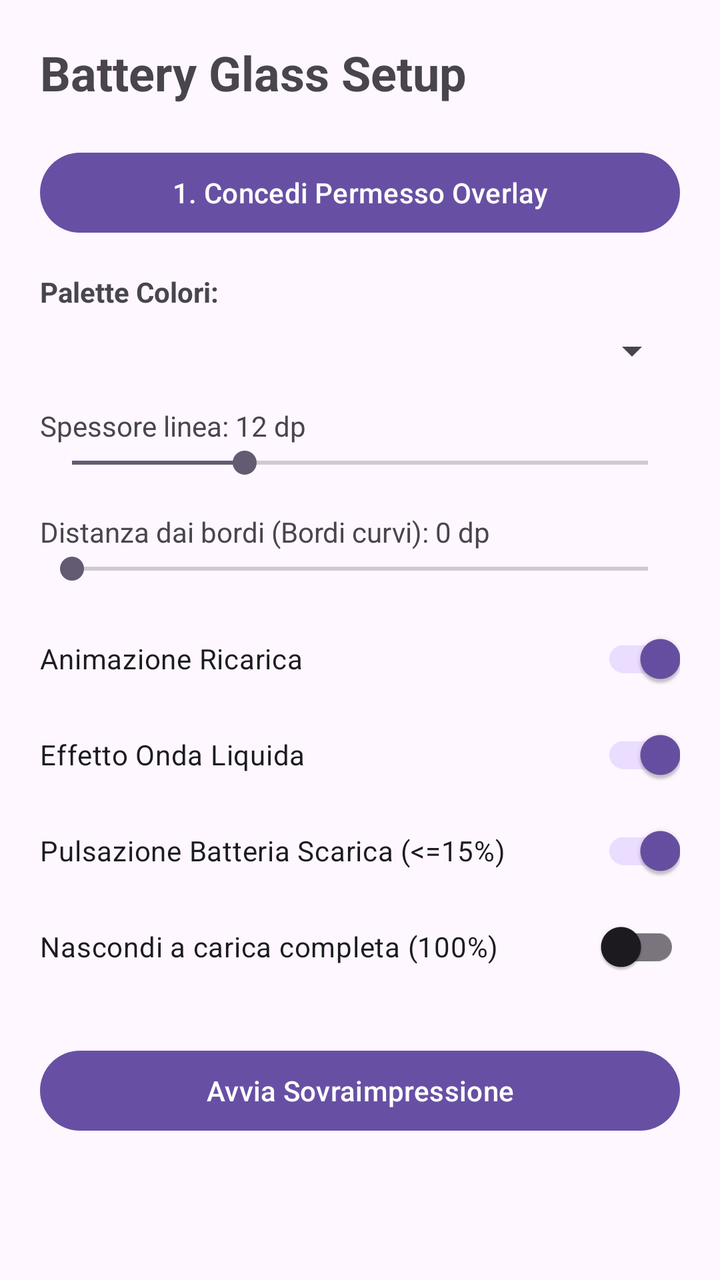
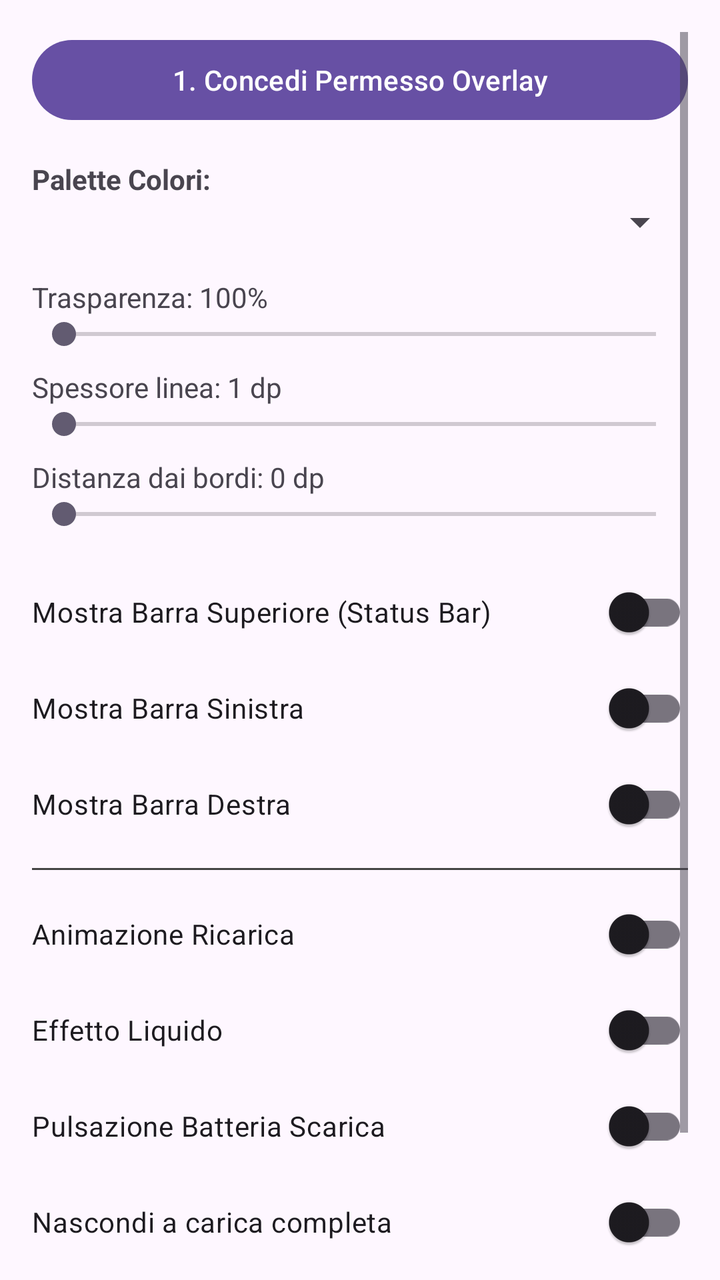

Two renders of the same Android screen: before a commit and after it. Below are the layout's source before the change and the commit's diff.
<!-- AndroidManifest.xml: application theme Theme.Material3.DayNight -->
<!-- res/layout/activity_main.xml -->
<?xml version="1.0" encoding="utf-8"?>
<ScrollView xmlns:android="http://schemas.android.com/apk/res/android"
    android:layout_width="match_parent"
    android:layout_height="match_parent">

    <LinearLayout
        android:layout_width="match_parent"
        android:layout_height="wrap_content"
        android:orientation="vertical"
        android:padding="20dp">

        <TextView
            android:layout_width="wrap_content"
            android:layout_height="wrap_content"
            android:text="Battery Glass Setup"
            android:textSize="24sp"
            android:textStyle="bold"
            android:layout_marginBottom="20dp" />

        <Button
            android:id="@+id/btnOverlayPermission"
            android:layout_width="match_parent"
            android:layout_height="wrap_content"
            android:text="1. Concedi Permesso Overlay" />

        <TextView
            android:layout_width="wrap_content"
            android:layout_height="wrap_content"
            android:layout_marginTop="16dp"
            android:text="Palette Colori:"
            android:textStyle="bold" />

        <Spinner
            android:id="@+id/spinnerPalette"
            android:layout_width="match_parent"
            android:layout_height="wrap_content"
            android:layout_marginTop="8dp" />

        <TextView
            android:id="@+id/tvThickness"
            android:layout_width="wrap_content"
            android:layout_height="wrap_content"
            android:layout_marginTop="16dp"
            android:text="Spessore linea: 12 dp" />

        <SeekBar
            android:id="@+id/sbThickness"
            android:layout_width="match_parent"
            android:layout_height="wrap_content"
            android:max="40"
            android:progress="12" />

        <TextView
            android:id="@+id/tvPadding"
            android:layout_width="wrap_content"
            android:layout_height="wrap_content"
            android:layout_marginTop="16dp"
            android:text="Distanza dai bordi (Bordi curvi): 0 dp" />

        <SeekBar
            android:id="@+id/sbPadding"
            android:layout_width="match_parent"
            android:layout_height="wrap_content"
            android:max="30"
            android:progress="0" />

        <com.google.android.material.switchmaterial.SwitchMaterial
            android:id="@+id/switchAnimation"
            android:layout_width="match_parent"
            android:layout_height="wrap_content"
            android:layout_marginTop="12dp"
            android:checked="true"
            android:text="Animazione Ricarica" />

        <com.google.android.material.switchmaterial.SwitchMaterial
            android:id="@+id/switchWave"
            android:layout_width="match_parent"
            android:layout_height="wrap_content"
            android:checked="true"
            android:text="Effetto Onda Liquida" />

        <com.google.android.material.switchmaterial.SwitchMaterial
            android:id="@+id/switchPulse"
            android:layout_width="match_parent"
            android:layout_height="wrap_content"
            android:checked="true"
            android:text="Pulsazione Batteria Scarica (&lt;=15%)" />

        <com.google.android.material.switchmaterial.SwitchMaterial
            android:id="@+id/switchHideFull"
            android:layout_width="match_parent"
            android:layout_height="wrap_content"
            android:checked="false"
            android:text="Nascondi a carica completa (100%)" />

        <Button
            android:id="@+id/btnToggleService"
            android:layout_width="match_parent"
            android:layout_height="wrap_content"
            android:layout_marginTop="24dp"
            android:text="Avvia Sovraimpressione" />

    </LinearLayout>
</ScrollView>
<!-- resources referenced by this layout -->
<resources>

</resources>

<!-- the commit's change to res/layout/activity_main.xml (unified diff, before → after) -->
@@ -1,21 +1,15 @@
 <?xml version="1.0" encoding="utf-8"?>
 <ScrollView xmlns:android="http://schemas.android.com/apk/res/android"
     android:layout_width="match_parent"
-    android:layout_height="match_parent">
+    android:layout_height="match_parent"
+    android:fillViewport="true"
+    android:padding="16dp">
 
     <LinearLayout
         android:layout_width="match_parent"
         android:layout_height="wrap_content"
         android:orientation="vertical"
-        android:padding="20dp">
-
-        <TextView
-            android:layout_width="wrap_content"
-            android:layout_height="wrap_content"
-            android:text="Battery Glass Setup"
-            android:textSize="24sp"
-            android:textStyle="bold"
-            android:layout_marginBottom="20dp" />
+        android:spacing="8dp">
 
         <Button
             android:id="@+id/btnOverlayPermission"
@@ -34,64 +28,87 @@
             android:id="@+id/spinnerPalette"
             android:layout_width="match_parent"
             android:layout_height="wrap_content"
-            android:layout_marginTop="8dp" />
+            android:layout_marginBottom="16dp" />
+
+        <TextView
+            android:id="@+id/tvAlpha"
+            android:layout_width="wrap_content"
+            android:layout_height="wrap_content"
+            android:text="Trasparenza: 100%" />
+        <SeekBar
+            android:id="@+id/sbAlpha"
+            android:layout_width="match_parent"
+            android:layout_height="wrap_content"
+            android:layout_marginBottom="8dp"
+            android:max="100" />
 
         <TextView
             android:id="@+id/tvThickness"
             android:layout_width="wrap_content"
             android:layout_height="wrap_content"
-            android:layout_marginTop="16dp"
-            android:text="Spessore linea: 12 dp" />
-
+            android:text="Spessore linea: 1 dp" />
         <SeekBar
             android:id="@+id/sbThickness"
             android:layout_width="match_parent"
             android:layout_height="wrap_content"
-            android:max="40"
-            android:progress="12" />
+            android:layout_marginBottom="8dp"
+            android:max="50" />
 
         <TextView
             android:id="@+id/tvPadding"
             android:layout_width="wrap_content"
             android:layout_height="wrap_content"
-            android:layout_marginTop="16dp"
-            android:text="Distanza dai bordi (Bordi curvi): 0 dp" />
-
+            android:text="Distanza dai bordi: 0 dp" />
         <SeekBar
             android:id="@+id/sbPadding"
             android:layout_width="match_parent"
             android:layout_height="wrap_content"
-            android:max="30"
-            android:progress="0" />
+            android:layout_marginBottom="16dp"
+            android:max="100" />
+
+        <com.google.android.material.switchmaterial.SwitchMaterial
+            android:id="@+id/switchTopBar"
+            android:layout_width="match_parent"
+            android:layout_height="wrap_content"
+            android:text="Mostra Barra Superiore (Status Bar)" />
+
+        <com.google.android.material.switchmaterial.SwitchMaterial
+            android:id="@+id/switchLeftBar"
+            android:layout_width="match_parent"
+            android:layout_height="wrap_content"
+            android:text="Mostra Barra Sinistra" />
+
+        <com.google.android.material.switchmaterial.SwitchMaterial
+            android:id="@+id/switchRightBar"
+            android:layout_width="match_parent"
+            android:layout_height="wrap_content"
+            android:text="Mostra Barra Destra" />
+
+        <View android:layout_width="match_parent" android:layout_height="1dp" android:background="#444" android:layout_marginVertical="8dp"/>
 
         <com.google.android.material.switchmaterial.SwitchMaterial
             android:id="@+id/switchAnimation"
             android:layout_width="match_parent"
             android:layout_height="wrap_content"
-            android:layout_marginTop="12dp"
-            android:checked="true"
             android:text="Animazione Ricarica" />
 
         <com.google.android.material.switchmaterial.SwitchMaterial
             android:id="@+id/switchWave"
             android:layout_width="match_parent"
             android:layout_height="wrap_content"
-            android:checked="true"
-            android:text="Effetto Onda Liquida" />
+            android:text="Effetto Liquido" />
 
         <com.google.android.material.switchmaterial.SwitchMaterial
             android:id="@+id/switchPulse"
             android:layout_width="match_parent"
             android:layout_height="wrap_content"
-            android:checked="true"
-            android:text="Pulsazione Batteria Scarica (&lt;=15%)" />
+            android:text="Pulsazione Batteria Scarica" />
 
         <com.google.android.material.switchmaterial.SwitchMaterial
             android:id="@+id/switchHideFull"
             android:layout_width="match_parent"
             android:layout_height="wrap_content"
-            android:checked="false"
-            android:text="Nascondi a carica completa (100%)" />
+            android:text="Nascondi a carica completa" />
 
         <Button
             android:id="@+id/btnToggleService"
@@ -99,6 +116,5 @@
             android:layout_height="wrap_content"
             android:layout_marginTop="24dp"
             android:text="Avvia Sovraimpressione" />
-
     </LinearLayout>
 </ScrollView>
